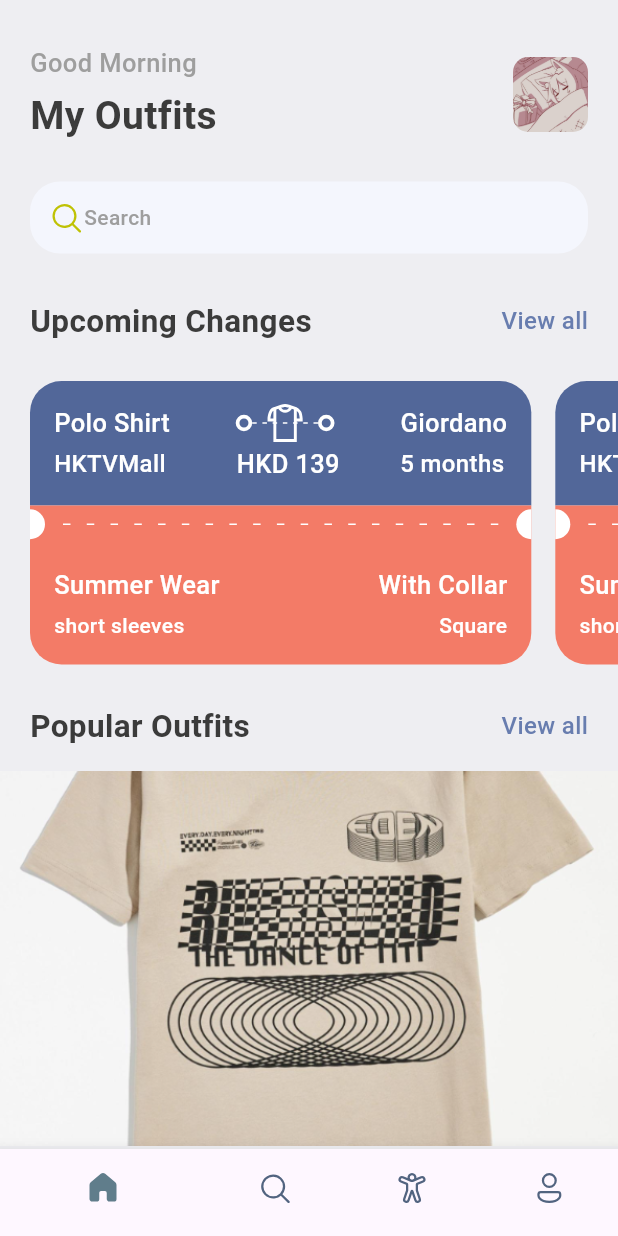
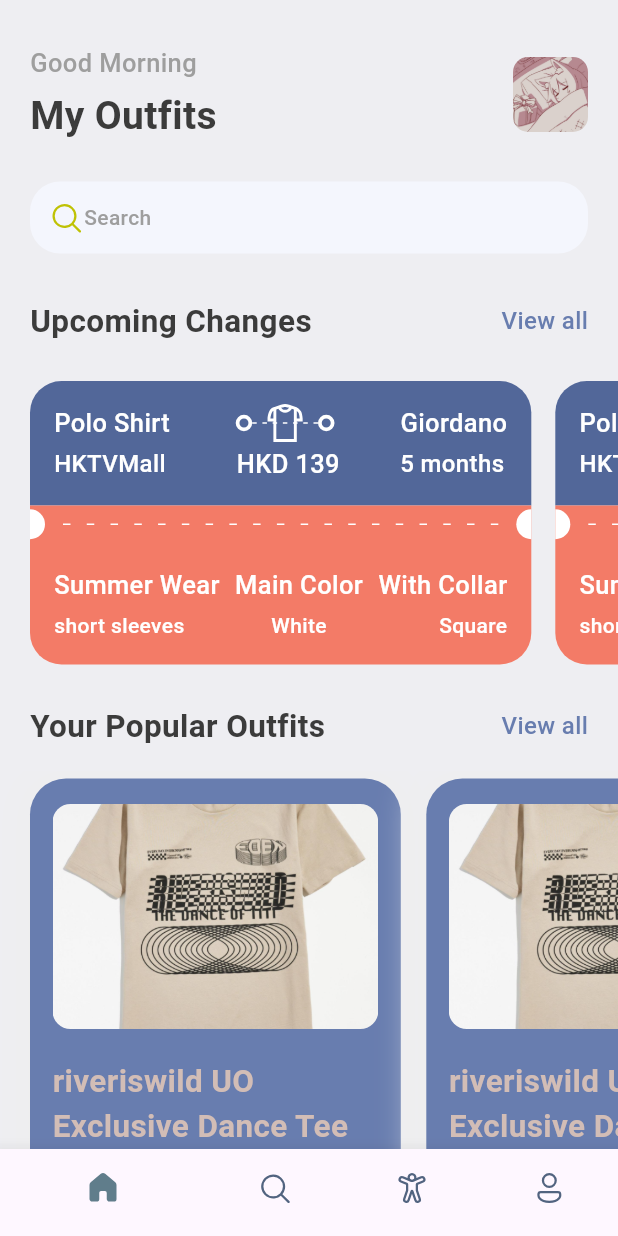
Before and after one commit to MrPeterJin/Road-to-Fullstack, a Flutter app: the screen it shows after launch, on a phone screen of 412 x 824 dp. Run offline on Flutter 3.47's test engine with Material 2 defaults, Android fonts, the phone set to English and light mode, and no system bars; our stand-ins replace fluentui_system_icons, gap, line_icons.

Commit message:
Stage 2.2.2

```diff
--- a/lib/screens/home_screen.dart
+++ b/lib/screens/home_screen.dart
@@ -4,6 +4,8 @@ import 'package:my_outfits/screens/outfit_view.dart';
 import 'package:my_outfits/screens/popular_screen.dart';
 import 'package:my_outfits/utils/app_style.dart';
 import 'package:gap/gap.dart';
+
+import '../utils/app_info_list.dart';
 
 class HomeScreen extends StatelessWidget {
   const HomeScreen({super.key});
@@ -104,7 +106,7 @@ class HomeScreen extends StatelessWidget {
               mainAxisAlignment: MainAxisAlignment.spaceBetween,
               children: [
                 Text(
-                  "Popular Outfits",
+                  "Your Popular Outfits",
                   style: Styles.headLineStyle2,
                 ),
                 InkWell(
@@ -120,7 +122,14 @@ class HomeScreen extends StatelessWidget {
             ),
           ),
           const Gap(15),
-          PopularScreen(),
+          SingleChildScrollView(
+              scrollDirection: Axis.horizontal,
+              padding: const EdgeInsets.only(left: 20),
+              child: Row(
+                  children: outfitList
+                      .map(
+                          (singleOutfit) => PopularScreen(outfit: singleOutfit))
+                      .toList())),
         ],
       ),
     );
--- a/lib/screens/outfit_view.dart
+++ b/lib/screens/outfit_view.dart
@@ -184,22 +184,22 @@ class OutfitView extends StatelessWidget {
                         ),
                       ],
                     ),
-                    // Column(
-                    //   crossAxisAlignment: CrossAxisAlignment.center,
-                    //   children: [
-                    //     Text(
-                    //       'placeholder1',
-                    //       style: Styles.headLineStyle3
-                    //           .copyWith(color: Colors.white),
-                    //     ),
-                    //     const Gap(5),
-                    //     Text(
-                    //       'placeholder2',
-                    //       style: Styles.headLineStyle4
-                    //           .copyWith(color: Colors.white),
-                    //     ),
-                    //   ],
-                    // ),
+                    Column(
+                      crossAxisAlignment: CrossAxisAlignment.center,
+                      children: [
+                        Text(
+                          'Main Color',
+                          style: Styles.headLineStyle3
+                              .copyWith(color: Colors.white),
+                        ),
+                        const Gap(5),
+                        Text(
+                          'White',
+                          style: Styles.headLineStyle4
+                              .copyWith(color: Colors.white),
+                        ),
+                      ],
+                    ),
                     Column(
                       crossAxisAlignment: CrossAxisAlignment.end,
                       children: [
--- a/lib/screens/popular_screen.dart
+++ b/lib/screens/popular_screen.dart
@@ -1,11 +1,13 @@
 import 'package:flutter/cupertino.dart';
+import 'package:flutter/material.dart';
 import 'package:gap/gap.dart';
 import 'package:my_outfits/utils/app_layout.dart';
 
 import '../utils/app_style.dart';
 
 class PopularScreen extends StatelessWidget {
-  const PopularScreen({super.key});
+  final Map<String, dynamic> outfit;
+  const PopularScreen({Key? key, required this.outfit}) : super(key: key);
 
   @override
   Widget build(BuildContext context) {
@@ -13,11 +15,25 @@ class PopularScreen extends StatelessWidget {
     return Container(
       width: size.width * 0.6,
       height: 350,
+      padding: const EdgeInsets.symmetric(horizontal: 15, vertical: 17),
+      margin: const EdgeInsets.only(right: 17, top: 5),
+      decoration: BoxDecoration(
+          color: Styles.primaryColor,
+          borderRadius: BorderRadius.circular(24),
+          boxShadow: [
+            BoxShadow(
+              color: Colors.grey.shade200,
+              spreadRadius: 5,
+              blurRadius: 20,
+              offset: const Offset(0, 3), // changes position of shadow
+            ),
+          ]),
       child: Column(
         children: [
           Container(
-            height: 250,
+            height: 150,
             decoration: BoxDecoration(
+              borderRadius: BorderRadius.circular(12),
               color: Styles.primaryColor,
               image: const DecorationImage(
                 fit: BoxFit.cover,
@@ -25,29 +41,29 @@ class PopularScreen extends StatelessWidget {
               ),
             ),
           ),
-          const Gap(10),
+          const Gap(20),
           Text(
             "riveriswild UO Exclusive Dance Tee",
-            style: Styles.headLineStyle2,
+            style: Styles.headLineStyle2.copyWith(color: Styles.kakiColor),
           ),
           const Gap(5),
           Text(
             "URBAN OUTFITTERS",
-            style: Styles.headLineStyle4,
+            style: Styles.headLineStyle4.copyWith(color: Colors.white),
           ),
-          const Gap(5),
+          const Gap(8),
           Row(
             mainAxisAlignment: MainAxisAlignment.center,
             children: [
               Icon(
                 CupertinoIcons.star_fill,
-                color: Styles.primaryColor,
+                color: Styles.kakiColor,
                 size: 20,
               ),
               const Gap(5),
               Text(
                 "4.5",
-                style: Styles.headLineStyle4,
+                style: Styles.headLineStyle4.copyWith(color: Colors.white),
               ),
             ],
           ),
--- /dev/null
+++ b/lib/utils/app_info_list.dart
@@ -0,0 +1,20 @@
+List<Map<String, dynamic>> outfitList = [
+  {
+    'image': 'one.png',
+    'place': 'Open Space',
+    'destination': 'London',
+    'price': 25
+  },
+  {
+    'image': 'two.png',
+    'place': 'Global Will',
+    'destination': 'London',
+    'price': 40
+  },
+  {
+    'image': 'three.png',
+    'place': 'Tallest Building',
+    'destination': 'Dubai',
+    'price': 68
+  },
+];
--- a/lib/utils/app_style.dart
+++ b/lib/utils/app_style.dart
@@ -7,6 +7,7 @@ class Styles {
   static Color textColor = const Color(0xFF3b3b3b);
   static Color bgColor = const Color(0xFFeeeef2);
   static Color orangeColor = const Color(0xFFF37B67);
+  static Color kakiColor = const Color(0xFFd2bdb6);
   static TextStyle captionStyle =
       TextStyle(fontSize: 13, color: textColor, fontWeight: FontWeight.w500);
   static TextStyle textStyle =
```
Also changed, not shown: records/2022-02-17/home.png (added), 2 other files.
